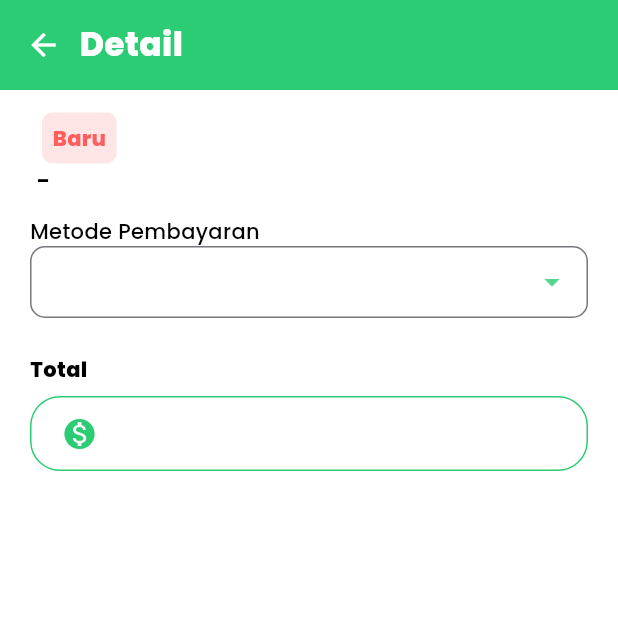
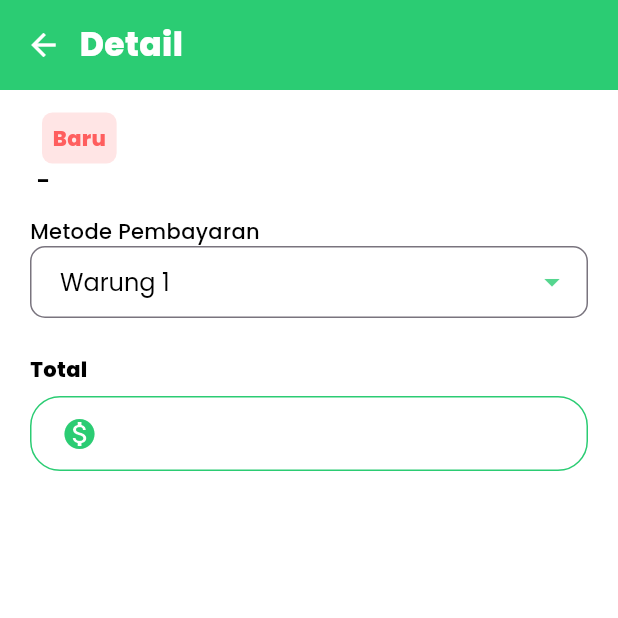
Before and after one commit to PlattenEcho/warmindo-pos, a Flutter app: the DetailPage screen opened by its route, on a phone screen of 412 x 824 dp, the top half of it. Run offline on Flutter 3.47's test engine with Material 3 defaults, Android fonts, the phone set to English and light mode, and no system bars; our stand-ins replace flutter_bloc, google_fonts, shared_preferences, supabase_flutter; missing offline and left inert: encrypt; accounts and stored records are empty.

Commit message:
fix error dropdown di detail_page

```diff
--- a/lib/ui/pages/detail_page.dart
+++ b/lib/ui/pages/detail_page.dart
@@ -29,7 +29,7 @@ class DetailPage extends StatefulWidget {
 }
 
 class _DetailPageState extends State<DetailPage> {
-  String selectedWarung = 'Warung A';
+  String selectedWarung = 'Warung 1';
   List<String> warungList = ['Warung 1', 'Warung 2', 'Warung 3', 'Warung 4'];
 
   late bool mode = true;
```
